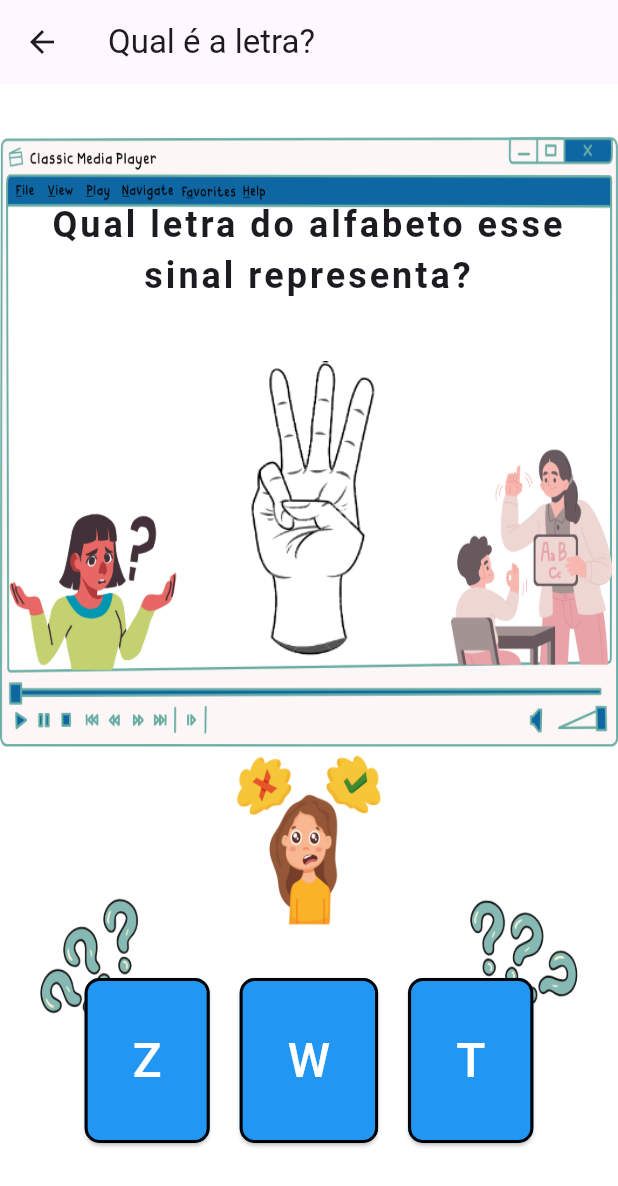
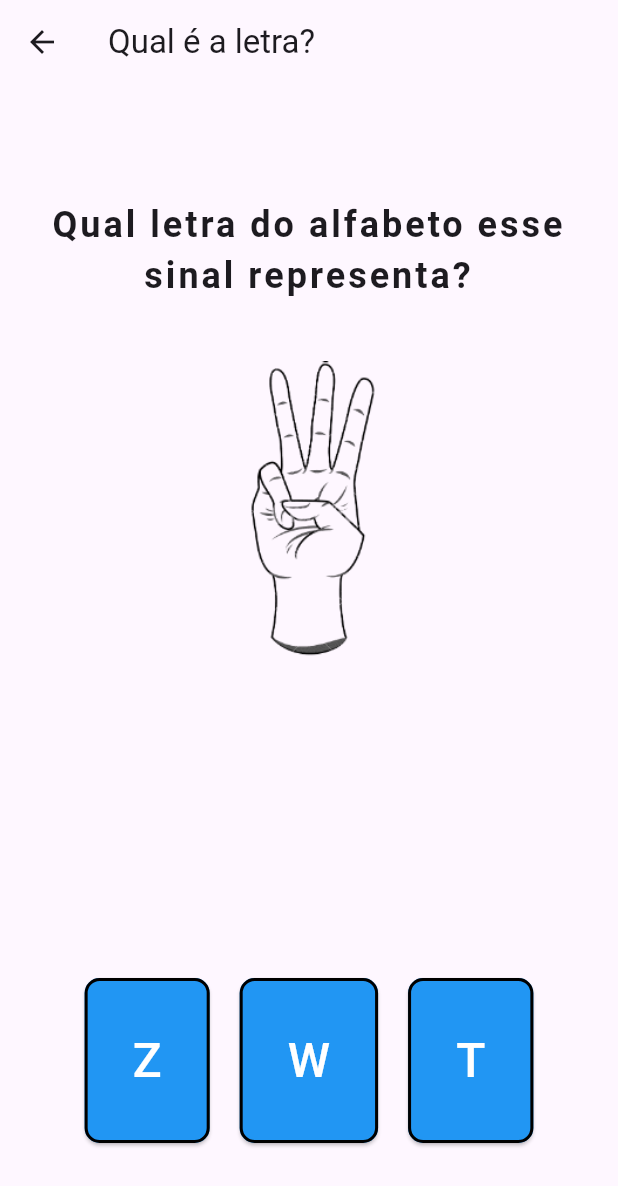
Before and after one commit to priscillamelo/flutter_beaba, a Flutter app: the IdentifyAlphabetLibras screen opened by its route, on a phone screen of 412 x 824 dp. Shown: the top 1186 px of the screen. Run offline on Flutter 3.47's test engine with Material 3 defaults, Android fonts, the phone set to English and light mode, and no system bars; our stand-ins replace animated_text_kit, circular_countdown_timer, google_fonts, youtube_player_flutter; Roboto replaces fonts that are missing (DynaPuff).

```diff
--- a/lib/screens/identify_alphabet_libras.dart
+++ b/lib/screens/identify_alphabet_libras.dart
@@ -54,15 +54,7 @@ class _IdentifyAlphabetLibrasState extends State<IdentifyAlphabetLibras> {
       appBar: AppBar(
         title: const Text('Qual é a letra?'),
       ),
-      body: Container(
-        decoration: const BoxDecoration(
-          image: DecorationImage(
-            image: AssetImage(
-                'assets/images/backgrounds/identify-alphabet-libras-background.png'),
-            fit: BoxFit.fill,
-          ),
-        ),
-        child: Center(
+      body: Center(
         child: Padding(
           padding: const EdgeInsets.only(
             top: 24,
@@ -117,11 +109,9 @@ class _IdentifyAlphabetLibrasState extends State<IdentifyAlphabetLibras> {
               Text(
                 feedbackMessage,
                 style: TextStyle(
-                      fontSize: 24,
-                      color: isCorrect ? Colors.green : Colors.red),
+                    fontSize: 24, color: isCorrect ? Colors.green : Colors.red),
               ),
             ],
-            ),
           ),
         ),
       ),
--- a/pubspec.yaml
+++ b/pubspec.yaml
@@ -14,6 +14,7 @@ dependencies:
   circular_countdown_timer: ^0.2.4
   youtube_player_flutter: ^9.1.1
   animated_text_kit: ^4.2.2
+  flutter_tts: ^4.2.1
 
 dev_dependencies:
   flutter_test:
```
Also changed, not shown: pubspec.lock, 2 other files. Lines whose indentation alone changed are shown as unchanged.
